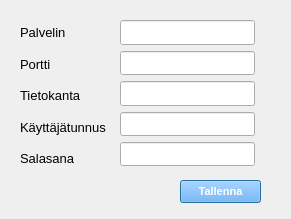
The window that settingsDialog.ui (jannatuovinen/Autolainaus) describes before a commit, drawn with Qt 5.
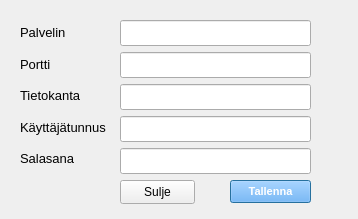
The same window after the commit. Icons and pictures are not drawn.

Diff of the .ui file:
```diff
--- a/settingsDialog.ui
+++ b/settingsDialog.ui
@@ -6,7 +6,7 @@
    <rect>
     <x>0</x>
     <y>0</y>
-    <width>291</width>
+    <width>358</width>
     <height>219</height>
    </rect>
   </property>
@@ -16,7 +16,7 @@
   <widget class="QPushButton" name="saveSettingspushButton">
    <property name="geometry">
     <rect>
-     <x>180</x>
+     <x>230</x>
      <y>180</y>
      <width>81</width>
      <height>23</height>
@@ -25,7 +25,6 @@
    <property name="font">
     <font>
      <pointsize>8</pointsize>
-     <weight>75</weight>
      <bold>true</bold>
     </font>
    </property>
@@ -114,8 +113,8 @@
     <rect>
      <x>120</x>
      <y>20</y>
-     <width>135</width>
-     <height>146</height>
+     <width>191</width>
+     <height>156</height>
     </rect>
    </property>
    <layout class="QVBoxLayout" name="verticalLayout">
@@ -162,10 +161,26 @@
         <pointsize>11</pointsize>
        </font>
       </property>
+      <property name="echoMode">
+       <enum>QLineEdit::EchoMode::PasswordEchoOnEdit</enum>
+      </property>
      </widget>
     </item>
    </layout>
   </widget>
+  <widget class="QPushButton" name="closePushButton">
+   <property name="geometry">
+    <rect>
+     <x>120</x>
+     <y>180</y>
+     <width>75</width>
+     <height>24</height>
+    </rect>
+   </property>
+   <property name="text">
+    <string>Sulje</string>
+   </property>
+  </widget>
  </widget>
  <resources/>
  <connections/>
```
Left out of the diff: 3 changed lines with no effect on the pictures.
